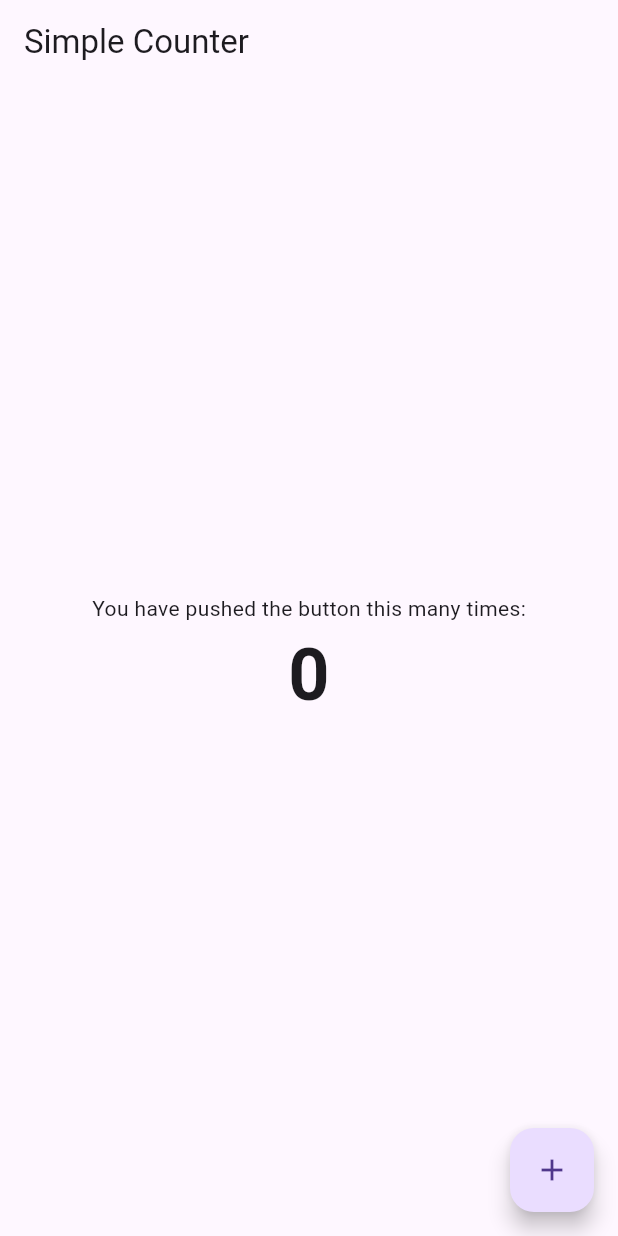
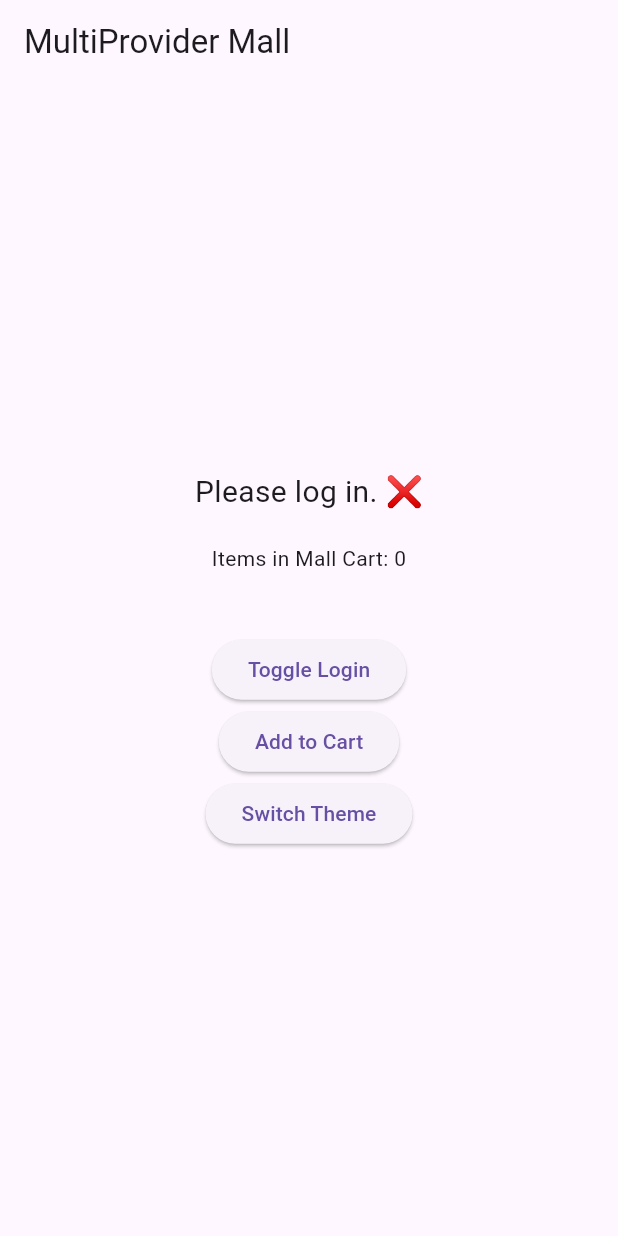
Before and after one commit to ronniecutamora/provider-tutorial, a Flutter app: the screen it shows after launch, on a phone screen of 412 x 824 dp. Run offline on Flutter 3.47's test engine with Material 3 defaults, Android fonts, the phone set to English and light mode, and no system bars.

Commit message:
add multi providers

```diff
--- a/lib/counter_provider.dart
+++ /dev/null
@@ -1,12 +0,0 @@
-import 'package:flutter/material.dart';
-
-class CounterProvider extends ChangeNotifier {
-  int count = 0;
-
-  void increment() {
-    count++;
-    // This is the most important line.
-    // Without it, the UI stays frozen even if the number changes.
-    notifyListeners();
-  }
-}
--- a/lib/main.dart
+++ b/lib/main.dart
@@ -1,49 +1,80 @@
+// 2. THE MALL SETUP (Main)
 import 'package:flutter/material.dart';
+import 'package:my_provider/providers.dart';
 import 'package:provider/provider.dart';
-import 'counter_provider.dart';
 
 void main() {
   runApp(
-    // Wrap the whole app so the Counter is available everywhere
-    ChangeNotifierProvider(
-      create: (context) => CounterProvider(),
-      child: const MaterialApp(home: CounterScreen()),
+    MultiProvider(
+      providers: [
+        ChangeNotifierProvider(create: (_) => AuthProvider()),
+        ChangeNotifierProvider(create: (_) => CartProvider()),
+        ChangeNotifierProvider(create: (_) => ThemeProvider()),
+      ],
+      child: const MyApp(),
     ),
   );
 }
 
-class CounterScreen extends StatelessWidget {
-  const CounterScreen({super.key});
+// 3. THE UI
+class MyApp extends StatelessWidget {
+  const MyApp({super.key});
+
+  @override
+  Widget build(BuildContext context) {
+    // Listen to ThemeProvider to change the look of the whole app
+    final theme = context.watch<ThemeProvider>();
+
+    return MaterialApp(
+      theme: theme.isDark ? ThemeData.dark() : ThemeData.light(),
+      home: const MultiProviderScreen(),
+    );
+  }
+}
+
+class MultiProviderScreen extends StatelessWidget {
+  const MultiProviderScreen({super.key});
 
   @override
   Widget build(BuildContext context) {
     return Scaffold(
-      appBar: AppBar(title: const Text("Simple Counter")),
+      appBar: AppBar(title: const Text("MultiProvider Mall")),
       body: Center(
         child: Column(
           mainAxisAlignment: MainAxisAlignment.center,
           children: [
-            const Text("You have pushed the button this many times:"),
+            // Listening to AuthProvider
+            Consumer<AuthProvider>(
+              builder: (ctx, auth, _) => Text(
+                auth.isLoggedIn ? "Welcome back, User! ✅" : "Please log in. ❌",
+                style: const TextStyle(fontSize: 20),
+              ),
+            ),
+            const SizedBox(height: 20),
 
-            // THE CONSUMER: This is the specific "Radio" tuning in.
-            // Only this Text widget rebuilds when notifyListeners() is called.
-            Consumer<CounterProvider>(
-              builder: (context, counter, child) => Text(
-                '${counter.count}',
-                style: const TextStyle(fontSize: 48, fontWeight: FontWeight.bold),
-              ),
+            // Listening to CartProvider
+            Consumer<CartProvider>(
+              builder: (ctx, cart, _) => Text("Items in Mall Cart: ${cart.count}"),
+            ),
+
+            const SizedBox(height: 40),
+
+            // Buttons to trigger changes
+            ElevatedButton(
+              onPressed: () => context.read<AuthProvider>().toggleLogin(),
+              child: const Text("Toggle Login"),
+            ),
+            ElevatedButton(
+              onPressed: () => context.read<CartProvider>().add(),
+              child: const Text("Add to Cart"),
+            ),
+            ElevatedButton(
+              onPressed: () => context.read<ThemeProvider>().toggleTheme(),
+              child: const Text("Switch Theme"),
             ),
           ],
         ),
       ),
-      floatingActionButton: FloatingActionButton(
-        onPressed: () {
-          // Use context.read to trigger the action.
-          // We don't need the button to rebuild, just to "DO" something.
-          context.read<CounterProvider>().increment();
-        },
-        child: const Icon(Icons.add),
-      ),
     );
   }
 }
--- /dev/null
+++ b/lib/providers.dart
@@ -0,0 +1,26 @@
+import 'package:flutter/material.dart';
+
+// 1. THE STORES (Providers)
+class AuthProvider extends ChangeNotifier {
+  bool isLoggedIn = false;
+  void toggleLogin() {
+    isLoggedIn = !isLoggedIn;
+    notifyListeners();
+  }
+}
+
+class CartProvider extends ChangeNotifier {
+  int count = 0;
+  void add() {
+    count++;
+    notifyListeners();
+  }
+}
+
+class ThemeProvider extends ChangeNotifier {
+  bool isDark = false;
+  void toggleTheme() {
+    isDark = !isDark;
+    notifyListeners();
+  }
+}
```
